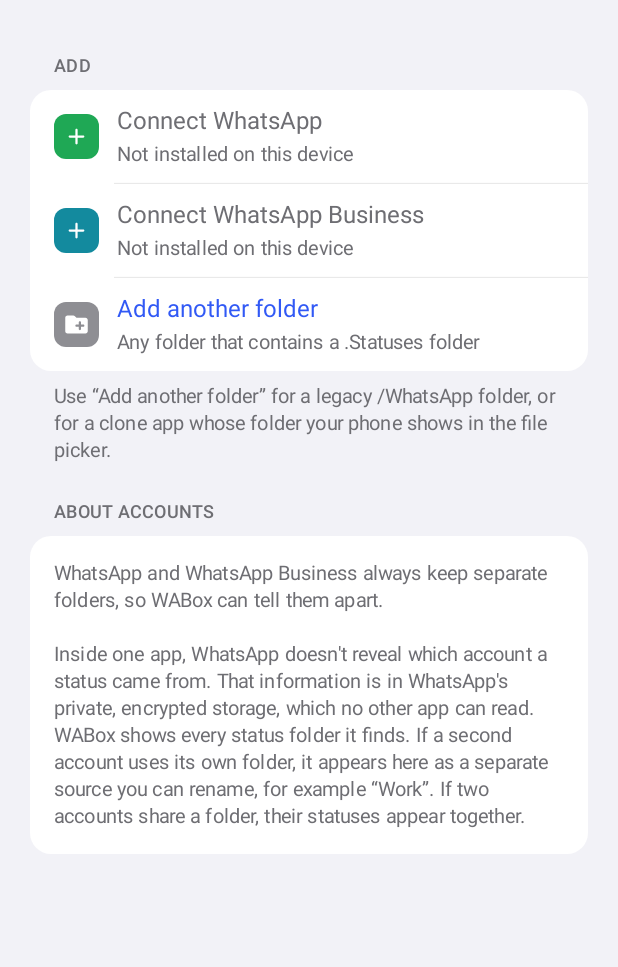
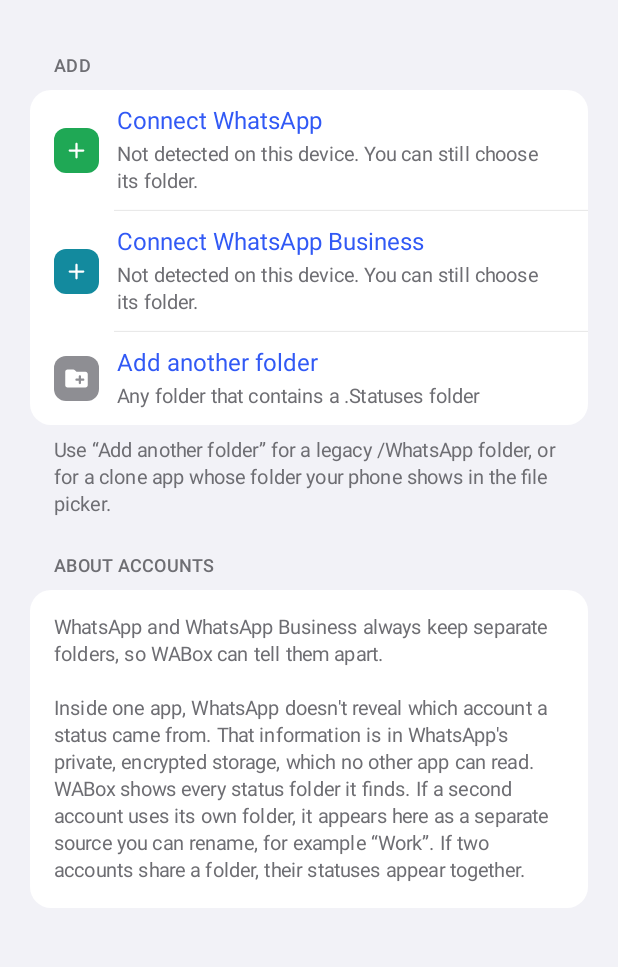
Before and after one commit to manojanasuri16/WABox, an Android app built with Jetpack Compose: the SourcesScreen screen opened through its navigation route, on a phone screen of 412 x 824 dp, the part 167-1134 px from its top. Run offline under Robolectric (Android 15) with nearby library versions, the phone set to English and light mode, and no system bars; libraries missing offline, so code that uses them is left out: coil3.video.

Commit message:
Polish from emulator testing
- Visit-based 'New' section survives picker round-trips and process death
- Refresh spinner only animates while refreshing (idle Home renders 0 frames)
- Slim custom video scrubber; cleaner details sheet
- Connect stays available when WhatsApp isn't detected
- More opaque chrome for legibility without backdrop blur
- Reset stale widget refresh flag on cold start

```diff
--- a/app/src/main/java/com/wabox/app/WABoxApp.kt
+++ b/app/src/main/java/com/wabox/app/WABoxApp.kt
@@ -19,6 +19,8 @@ class WABoxApp : Application(), SingletonImageLoader.Factory {
         ProcessLifecycleOwner.get().lifecycle.addObserver(container.liveObserver)
         container.appScope.launch {
             container.scheduler.applyBackgroundRefresh(container.settings.current().backgroundRefresh)
+            // A refresh worker killed mid-run must not leave a widget spinner stuck forever.
+            if (container.settings.current().widgetRefreshing) container.settings.setWidgetRefreshing(false)
         }
     }
 
--- a/app/src/main/java/com/wabox/app/data/prefs/SettingsRepository.kt
+++ b/app/src/main/java/com/wabox/app/data/prefs/SettingsRepository.kt
@@ -31,6 +31,7 @@ data class AppSettings(
     val lastSeenAt: Long = 0L,
     val lastRefreshAt: Long = 0L,
     val widgetRefreshing: Boolean = false,
+    val lastStoppedAt: Long = 0L,
 )
 
 class SettingsRepository(context: Context) {
@@ -48,6 +49,7 @@ class SettingsRepository(context: Context) {
         val lastSeen = longPreferencesKey("last_seen_at")
         val lastRefresh = longPreferencesKey("last_refresh_at")
         val widgetRefreshing = booleanPreferencesKey("widget_refreshing")
+        val lastStopped = longPreferencesKey("last_stopped_at")
     }
 
     private inline fun <reified E : Enum<E>> Preferences.enum(key: Preferences.Key<String>, default: E): E =
@@ -66,6 +68,7 @@ class SettingsRepository(context: Context) {
             lastSeenAt = p[Keys.lastSeen] ?: 0L,
             lastRefreshAt = p[Keys.lastRefresh] ?: 0L,
             widgetRefreshing = p[Keys.widgetRefreshing] ?: false,
+            lastStoppedAt = p[Keys.lastStopped] ?: 0L,
         )
     }.distinctUntilChanged()
 
@@ -84,4 +87,5 @@ class SettingsRepository(context: Context) {
     suspend fun setLastSeen(at: Long) = store.edit { it[Keys.lastSeen] = at }
     suspend fun setLastRefresh(at: Long) = store.edit { it[Keys.lastRefresh] = at }
     suspend fun setWidgetRefreshing(value: Boolean) = store.edit { it[Keys.widgetRefreshing] = value }
+    suspend fun setLastStopped(at: Long) = store.edit { it[Keys.lastStopped] = at }
 }
--- a/app/src/main/java/com/wabox/app/ui/designsystem/Components.kt
+++ b/app/src/main/java/com/wabox/app/ui/designsystem/Components.kt
@@ -145,7 +145,7 @@ fun WaButton(
             .clip(RoundedCornerShape(if (compact) 18.dp else WaRadius.md))
             .background(container.copy(alpha = if (enabled) container.alpha else container.alpha * 0.4f))
             .pressable(enabled = enabled && !loading, onClick = onClick)
-            .padding(horizontal = if (compact) 14.dp else WaSpace.xl),
+            .padding(horizontal = if (style == ButtonStyle.Plain) 0.dp else if (compact) 14.dp else WaSpace.xl),
         horizontalArrangement = Arrangement.Center,
         verticalAlignment = Alignment.CenterVertically,
     ) {
--- a/app/src/main/java/com/wabox/app/ui/designsystem/Tokens.kt
+++ b/app/src/main/java/com/wabox/app/ui/designsystem/Tokens.kt
@@ -70,7 +70,7 @@ val LightColors = WaColors(
     warning = Color(0xFFE08600),
     destructive = Color(0xFFE5342B),
     scrim = Color(0x66000000),
-    chrome = Color(0xEBFFFFFF),
+    chrome = Color(0xF7FFFFFF),
     whatsapp = Color(0xFF1FA855),
     business = Color(0xFF138A9E),
     otherSource = Color(0xFF8E8E93),
@@ -94,7 +94,7 @@ val DarkColors = WaColors(
     warning = Color(0xFFFFA514),
     destructive = Color(0xFFFF4A40),
     scrim = Color(0x99000000),
-    chrome = Color(0xE0121214),
+    chrome = Color(0xF5121214),
     whatsapp = Color(0xFF2FC46A),
     business = Color(0xFF29A9BE),
     otherSource = Color(0xFF8E8E93),
--- a/app/src/main/java/com/wabox/app/ui/home/HomeScreen.kt
+++ b/app/src/main/java/com/wabox/app/ui/home/HomeScreen.kt
@@ -235,15 +235,18 @@ fun HomeScreen(
 
 @Composable
 private fun RefreshButton(refreshing: Boolean, enabled: Boolean, onClick: () -> Unit) {
-    val transition = rememberInfiniteTransition(label = "spin")
-    val angle by transition.animateFloat(0f, 360f, infiniteRepeatable(tween(900, easing = LinearEasing), RepeatMode.Restart), label = "angle")
+    // The infinite transition only exists while refreshing, so an idle Home renders no frames.
+    val rotation = if (refreshing) {
+        val transition = rememberInfiniteTransition(label = "spin")
+        transition.animateFloat(0f, 360f, infiniteRepeatable(tween(900, easing = LinearEasing), RepeatMode.Restart), label = "angle").value
+    } else 0f
     IconCircleButton(
         icon = Icons.Rounded.Refresh,
         contentDescription = if (refreshing) "Refreshing" else "Refresh",
         onClick = onClick,
         enabled = enabled && !refreshing,
         tint = Wa.colors.accent,
-        modifier = Modifier.graphicsLayer { rotationZ = if (refreshing) angle else 0f },
+        modifier = Modifier.graphicsLayer { rotationZ = rotation },
     )
 }
 
--- a/app/src/main/java/com/wabox/app/ui/onboarding/OnboardingScreen.kt
+++ b/app/src/main/java/com/wabox/app/ui/onboarding/OnboardingScreen.kt
@@ -158,14 +158,14 @@ private fun Connect(onDone: () -> Unit) {
                 AppCard(
                     kind = kind,
                     status = when {
-                        source == null && !installed -> "Not installed"
+                        source == null && !installed -> "Not detected on this device"
                         source == null -> "Not connected"
                         source.health == SourceHealth.OK -> "Connected"
                         source.health == SourceHealth.NO_STATUS_FOLDER -> "Connected · no statuses yet"
                         else -> "Access lost"
                     },
                     connected = source != null && source.health != SourceHealth.ACCESS_LOST,
-                    enabled = installed || source != null,
+                    enabled = true,
                     onConnect = { picker.connect(kind) },
                 )
                 Spacer(Modifier.height(WaSpace.md))
--- a/app/src/main/java/com/wabox/app/ui/settings/SourcesScreen.kt
+++ b/app/src/main/java/com/wabox/app/ui/settings/SourcesScreen.kt
@@ -108,9 +108,9 @@ fun SourcesScreen(onBack: () -> Unit) {
                     val installed = container.grants.isInstalled(kind)
                     GroupedRow(
                         title = "Connect ${appName(kind)}",
-                        subtitle = if (installed) "Opens the picker at Android › media › ${if (kind == AppKind.WHATSAPP) "com.whatsapp" else "com.whatsapp.w4b"}" else "Not installed on this device",
+                        subtitle = if (installed) "Opens the picker at Android › media › ${if (kind == AppKind.WHATSAPP) "com.whatsapp" else "com.whatsapp.w4b"}" else "Not detected on this device. You can still choose its folder.",
                         leading = { RowIcon(Icons.Rounded.Add, c.tint(kind)) },
-                        titleColor = if (installed) c.accent else c.secondaryLabel,
+                        titleColor = c.accent,
                         onClick = { picker.connect(kind) },
                     )
                 }
```
Also changed, not shown: app/src/main/java/com/wabox/app/data/saf/LiveStatusObserver.kt (+9 -1 lines), app/src/main/java/com/wabox/app/ui/viewer/ViewerScreen.kt (+43 -8 lines), app/src/main/java/com/wabox/app/ui/viewer/ViewerViewModel.kt (+5 -2 lines).
